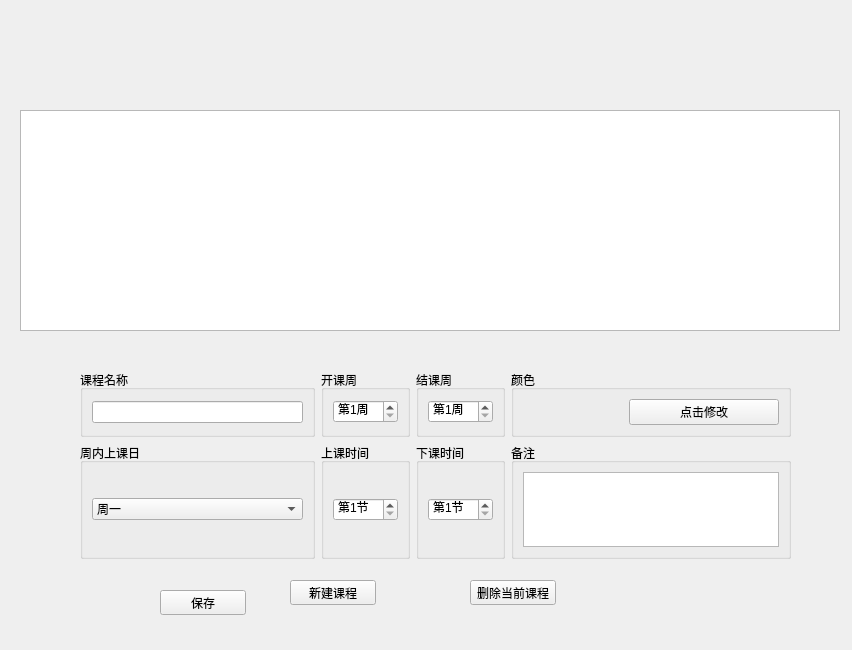
This is widget_coursemanager.ui in Ruby-Dream/studysoftware as Qt 5 draws it before an edit. The edited form follows.
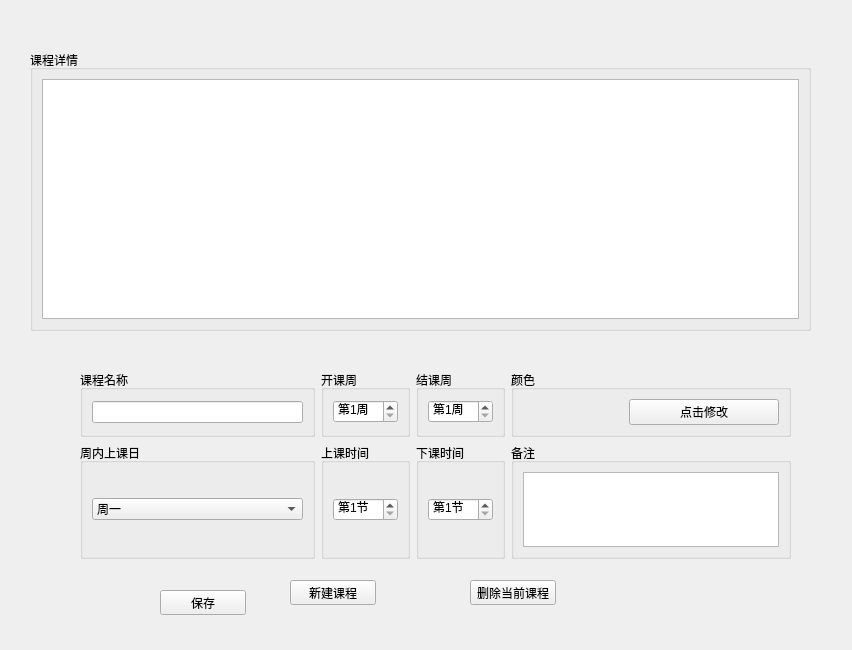
This is the edited form.

Commit message: 为课程管理表格除颜色管理外全部添加自定义代理，并实现数据库同步，下一步需开发颜色管理和课件按后缀名分类筛选

```diff
--- a/widget_coursemanager.ui
+++ b/widget_coursemanager.ui
@@ -13,22 +13,6 @@
   <property name="windowTitle">
    <string>Form</string>
   </property>
-  <widget class="QTableView" name="tableView">
-   <property name="geometry">
-    <rect>
-     <x>20</x>
-     <y>110</y>
-     <width>820</width>
-     <height>221</height>
-    </rect>
-   </property>
-   <property name="editTriggers">
-    <set>QAbstractItemView::EditTrigger::NoEditTriggers</set>
-   </property>
-   <property name="sortingEnabled">
-    <bool>true</bool>
-   </property>
-  </widget>
   <widget class="QPushButton" name="bt_save">
    <property name="geometry">
     <rect>
@@ -287,6 +271,31 @@
     </item>
    </layout>
   </widget>
+  <widget class="QGroupBox" name="gb_tv">
+   <property name="geometry">
+    <rect>
+     <x>30</x>
+     <y>50</y>
+     <width>781</width>
+     <height>281</height>
+    </rect>
+   </property>
+   <property name="title">
+    <string>课程详情</string>
+   </property>
+   <layout class="QHBoxLayout" name="horizontalLayout_9">
+    <item>
+     <widget class="QTableView" name="tv">
+      <property name="editTriggers">
+       <set>QAbstractItemView::EditTrigger::DoubleClicked</set>
+      </property>
+      <property name="sortingEnabled">
+       <bool>true</bool>
+      </property>
+     </widget>
+    </item>
+   </layout>
+  </widget>
  </widget>
  <resources/>
  <connections/>
```
The commit also changes 19 other files.
